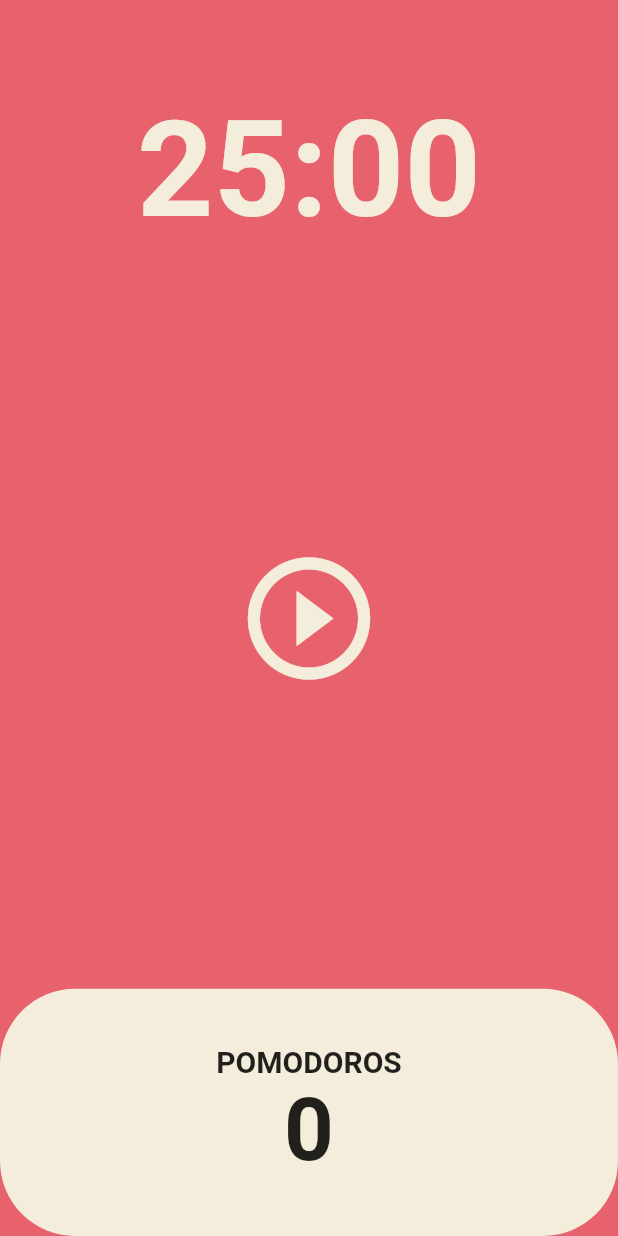
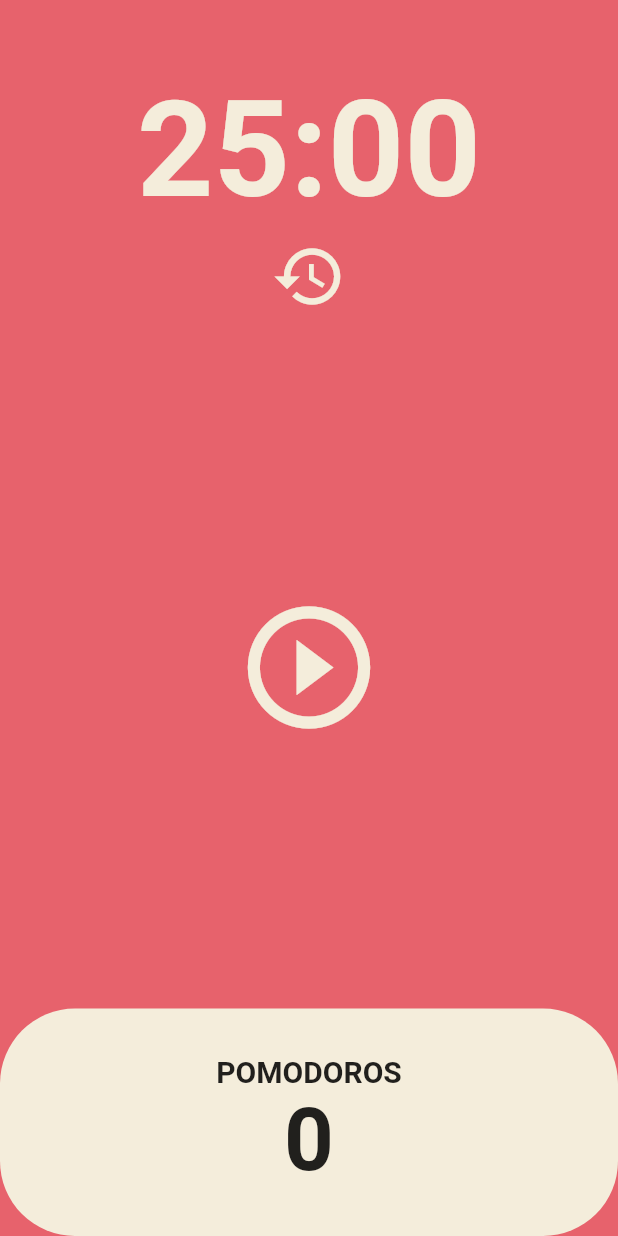
Before and after one commit to chochoq/discover_webtoon, a Flutter app: the screen it shows after launch, on a phone screen of 412 x 824 dp. Run offline on Flutter 3.47's test engine with Material 2 defaults, Android fonts, the phone set to English and light mode, and no system bars.

Commit message:
edit restart추가

```diff
--- a/lib/screens/home_screen.dart
+++ b/lib/screens/home_screen.dart
@@ -8,6 +8,7 @@ class HomeScreen extends StatefulWidget {
   @override
   State<HomeScreen> createState() => _HomeScreenState();
 }
+// 리스타트 만들기 리셋아이콘/ 재시작
 
 class _HomeScreenState extends State<HomeScreen> {
   static const twentyFiveMinutes = 1500;
@@ -31,9 +32,15 @@ class _HomeScreenState extends State<HomeScreen> {
     }
   }
 
+  void onResetPressed() {
+    setState(() {
+      totalSeconds = twentyFiveMinutes;
+    });
+    timer.cancel();
+  }
+
   void onPausePressed() {
     timer.cancel();
-
     setState(() {
       isRunning = false;
     });
@@ -75,6 +82,12 @@ class _HomeScreenState extends State<HomeScreen> {
                   ),
                 ),
               )),
+          IconButton(
+            color: Theme.of(context).cardColor,
+            onPressed: onResetPressed,
+            icon: const Icon(Icons.restore),
+            iconSize: 50,
+          ),
           Flexible(
               flex: 3,
               child: Center(
```
